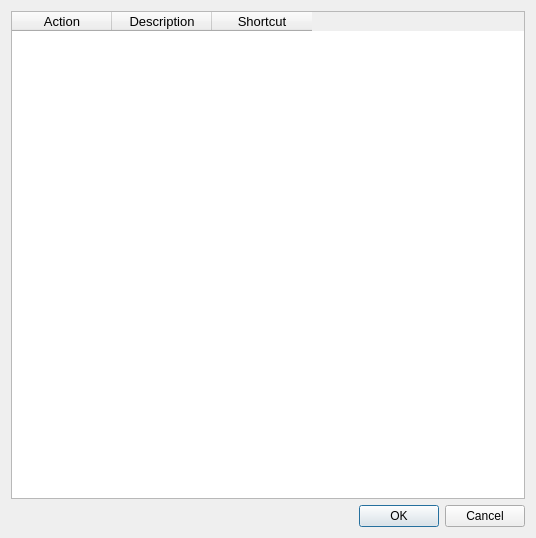
First picture: the form in libs/gui-osg-qt/ACInputControlsDialogQt.ui, repository MediaCycle/MediaCycle, before the edit.
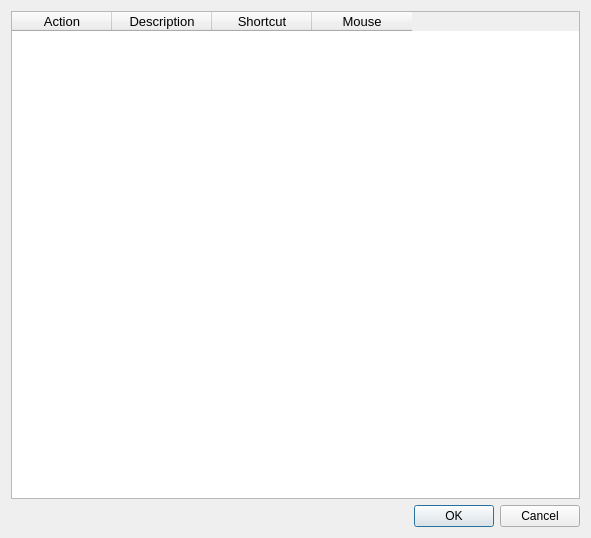
Second picture: the form after the edit.

Commit message: Key/mouse actions/panel update from late 2011

Diff of the .ui file:
```diff
--- a/libs/gui-osg-qt/ACInputControlsDialogQt.ui
+++ b/libs/gui-osg-qt/ACInputControlsDialogQt.ui
@@ -6,7 +6,7 @@
    <rect>
     <x>0</x>
     <y>0</y>
-    <width>536</width>
+    <width>591</width>
     <height>538</height>
    </rect>
   </property>
@@ -40,7 +40,7 @@
       <enum>QAbstractItemView::SelectRows</enum>
      </property>
      <property name="columnCount">
-      <number>3</number>
+      <number>4</number>
      </property>
      <column>
       <property name="text">
@@ -72,6 +72,16 @@
        </font>
       </property>
      </column>
+     <column>
+      <property name="text">
+       <string>Mouse</string>
+      </property>
+      <property name="font">
+       <font>
+        <pointsize>10</pointsize>
+       </font>
+      </property>
+     </column>
     </widget>
    </item>
    <item>
```
The commit also changes 7 other files.
